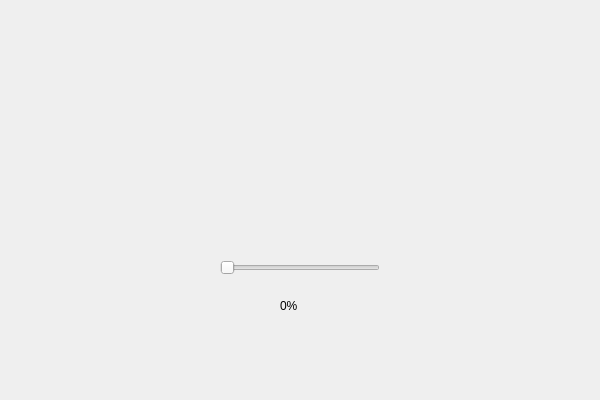
Qt form WinBlitz/SlideTo.ui (PyroWilDx/WinBlitz) before a commit.
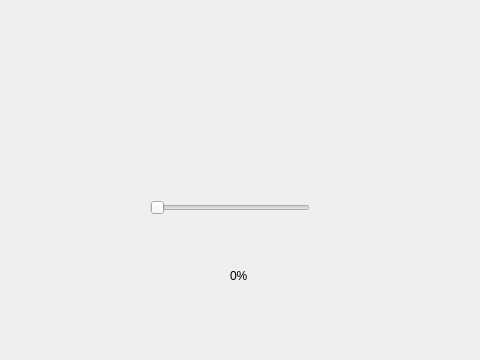
The same form after that commit.

The edit to the form file:
```diff
--- a/WinBlitz/SlideTo.ui
+++ b/WinBlitz/SlideTo.ui
@@ -6,8 +6,8 @@
    <rect>
     <x>0</x>
     <y>0</y>
-    <width>600</width>
-    <height>400</height>
+    <width>480</width>
+    <height>360</height>
    </rect>
   </property>
   <property name="windowTitle">
@@ -16,8 +16,8 @@
   <widget class="QLabel" name="Info1">
    <property name="geometry">
     <rect>
-     <x>150</x>
-     <y>60</y>
+     <x>110</x>
+     <y>40</y>
      <width>291</width>
      <height>91</height>
     </rect>
@@ -29,8 +29,8 @@
   <widget class="QSlider" name="Slider">
    <property name="geometry">
     <rect>
-     <x>220</x>
-     <y>260</y>
+     <x>150</x>
+     <y>200</y>
      <width>160</width>
      <height>16</height>
     </rect>
@@ -48,8 +48,8 @@
   <widget class="QLabel" name="Percentage">
    <property name="geometry">
     <rect>
-     <x>280</x>
-     <y>280</y>
+     <x>230</x>
+     <y>250</y>
      <width>31</width>
      <height>51</height>
     </rect>
```
